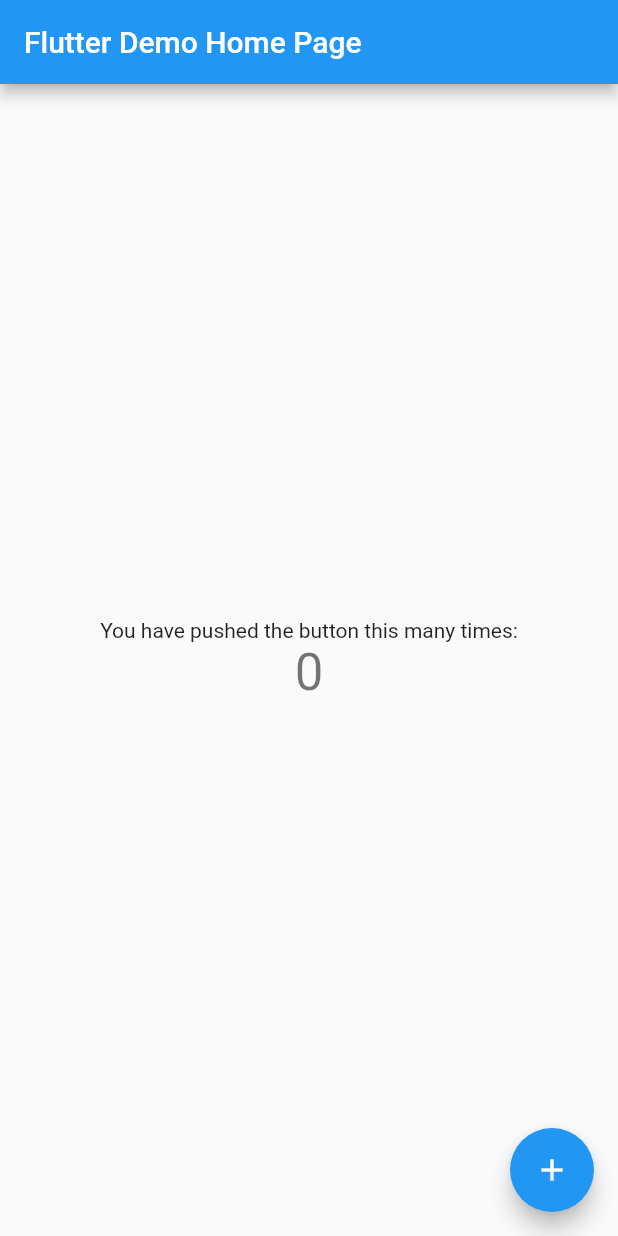
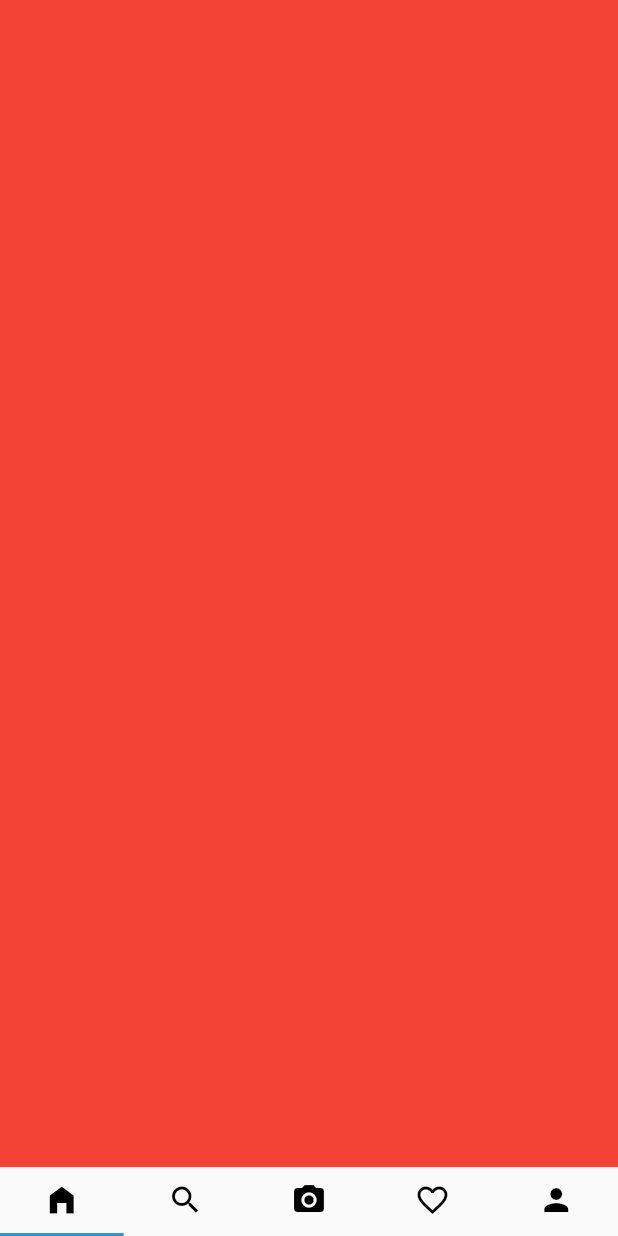
Before and after one commit to zimbakovtech/Instagram-Clone, a Flutter app: the screen it shows after launch, on a phone screen of 412 x 824 dp. Run offline on Flutter 3.47's test engine with Material 2 defaults, Android fonts, the phone set to English and light mode, and no system bars.

Commit message:
Instagram Clone

```diff
--- a/instagram_clone/lib/main.dart
+++ b/instagram_clone/lib/main.dart
@@ -1,113 +1,53 @@
 import 'package:flutter/material.dart';
 
-void main() {
-  runApp(MyApp());
-}
+void main() => runApp(MaterialApp(
+      debugShowCheckedModeBanner: false,
+      theme: ThemeData(
+        visualDensity: VisualDensity.adaptivePlatformDensity,
+      ),
+      home: TabPage(),
+    ));
 
-class MyApp extends StatelessWidget {
-  // This widget is the root of your application.
+class TabPage extends StatelessWidget {
   @override
   Widget build(BuildContext context) {
-    return MaterialApp(
-      title: 'Flutter Demo',
-      theme: ThemeData(
-        // This is the theme of your application.
-        //
-        // Try running your application with "flutter run". You'll see the
-        // application has a blue toolbar. Then, without quitting the app, try
-        // changing the primarySwatch below to Colors.green and then invoke
-        // "hot reload" (press "r" in the console where you ran "flutter run",
-        // or simply save your changes to "hot reload" in a Flutter IDE).
-        // Notice that the counter didn't reset back to zero; the application
-        // is not restarted.
-        primarySwatch: Colors.blue,
-      ),
-      home: MyHomePage(title: 'Flutter Demo Home Page'),
-    );
-  }
-}
-
-class MyHomePage extends StatefulWidget {
-  MyHomePage({Key key, this.title}) : super(key: key);
-
-  // This widget is the home page of your application. It is stateful, meaning
-  // that it has a State object (defined below) that contains fields that affect
-  // how it looks.
-
-  // This class is the configuration for the state. It holds the values (in this
-  // case the title) provided by the parent (in this case the App widget) and
-  // used by the build method of the State. Fields in a Widget subclass are
-  // always marked "final".
-
-  final String title;
-
-  @override
-  _MyHomePageState createState() => _MyHomePageState();
-}
-
-class _MyHomePageState extends State<MyHomePage> {
-  int _counter = 0;
-
-  void _incrementCounter() {
-    setState(() {
-      // This call to setState tells the Flutter framework that something has
-      // changed in this State, which causes it to rerun the build method below
-      // so that the display can reflect the updated values. If we changed
-      // _counter without calling setState(), then the build method would not be
-      // called again, and so nothing would appear to happen.
-      _counter++;
-    });
-  }
-
-  @override
-  Widget build(BuildContext context) {
-    // This method is rerun every time setState is called, for instance as done
-    // by the _incrementCounter method above.
-    //
-    // The Flutter framework has been optimized to make rerunning build methods
-    // fast, so that you can just rebuild anything that needs updating rather
-    // than having to individually change instances of widgets.
-    return Scaffold(
-      appBar: AppBar(
-        // Here we take the value from the MyHomePage object that was created by
-        // the App.build method, and use it to set our appbar title.
-        title: Text(widget.title),
-      ),
-      body: Center(
-        // Center is a layout widget. It takes a single child and positions it
-        // in the middle of the parent.
-        child: Column(
-          // Column is also a layout widget. It takes a list of children and
-          // arranges them vertically. By default, it sizes itself to fit its
-          // children horizontally, and tries to be as tall as its parent.
-          //
-          // Invoke "debug painting" (press "p" in the console, choose the
-          // "Toggle Debug Paint" action from the Flutter Inspector in Android
-          // Studio, or the "Toggle Debug Paint" command in Visual Studio Code)
-          // to see the wireframe for each widget.
-          //
-          // Column has various properties to control how it sizes itself and
-          // how it positions its children. Here we use mainAxisAlignment to
-          // center the children vertically; the main axis here is the vertical
-          // axis because Columns are vertical (the cross axis would be
-          // horizontal).
-          mainAxisAlignment: MainAxisAlignment.center,
-          children: <Widget>[
-            Text(
-              'You have pushed the button this many times:',
+    return DefaultTabController(
+      length: 5,
+      child: Scaffold(
+        body: TabBarView(
+          children: [
+            Container(color: Colors.red),
+            Container(color: Colors.blue),
+            Container(color: Colors.green),
+            Container(color: Colors.black),
+            Container(color: Colors.yellow),
+          ],
+        ),
+        bottomNavigationBar: TabBar(
+          tabs: [
+            Padding(
+              padding: const EdgeInsets.symmetric(vertical: 10.0),
+              child: Icon(Icons.home_filled, color: Colors.black),
             ),
-            Text(
-              '$_counter',
-              style: Theme.of(context).textTheme.headline4,
+            Padding(
+              padding: const EdgeInsets.symmetric(vertical: 10.0),
+              child: Icon(Icons.search_outlined, color: Colors.black),
+            ),
+            Padding(
+              padding: const EdgeInsets.symmetric(vertical: 10.0),
+              child: Icon(Icons.camera_alt, color: Colors.black),
+            ),
+            Padding(
+              padding: const EdgeInsets.symmetric(vertical: 10.0),
+              child: Icon(Icons.favorite_outline, color: Colors.black),
+            ),
+            Padding(
+              padding: const EdgeInsets.symmetric(vertical: 10.0),
+              child: Icon(Icons.person, color: Colors.black),
             ),
           ],
         ),
       ),
-      floatingActionButton: FloatingActionButton(
-        onPressed: _incrementCounter,
-        tooltip: 'Increment',
-        child: Icon(Icons.add),
-      ), // This trailing comma makes auto-formatting nicer for build methods.
     );
   }
 }
```
Also changed, not shown: instagram_clone/lib/activity.dart (added), instagram_clone/lib/add.dart (added), instagram_clone/lib/explore.dart (added), instagram_clone/lib/home.dart (added), instagram_clone/lib/profile.dart (added), 1 other file.
